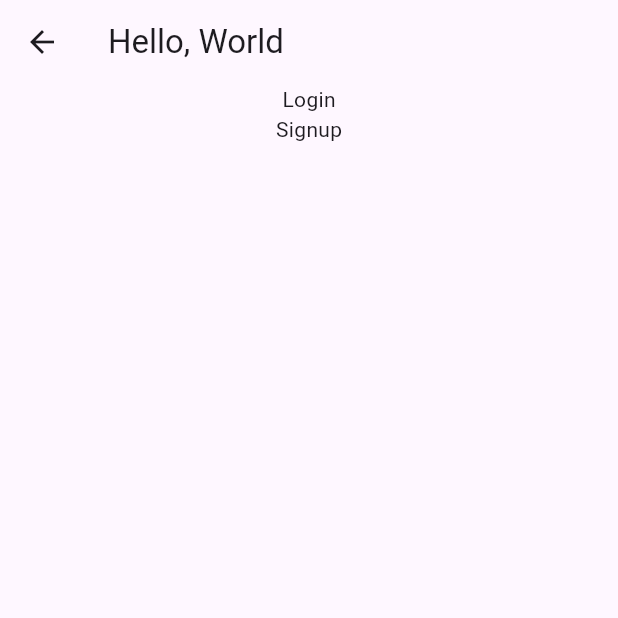
After one commit to mehmetyasaa/ProductController, a Flutter app: the LocalScreen screen opened by its route, on a phone screen of 412 x 824 dp, the top half of it. The commit adds this screen. Run offline on Flutter 3.47's test engine with Material 3 defaults, Android fonts, the phone set to English and light mode, and no system bars; our stand-ins replace auto_size_text, easy_localization, flutter_native_splash, flutter_slidable, get, google_fonts and 1 more; statements that could not run were skipped.

Commit message:
localization created

```diff
--- /dev/null
+++ b/assets/lang/en-US.json
@@ -0,0 +1,5 @@
+{
+    "Hello, World": "Hello, World",
+    "login": "Login",
+    "signup": "Signup"
+}
--- /dev/null
+++ b/assets/lang/tr-TR.json
@@ -0,0 +1,5 @@
+{
+    "Hello, World": "Merhaba, Dünya",
+    "login": "Giriş Yap",
+    "signup": "Üye Ol"
+}
--- /dev/null
+++ b/lib/core/init/extension/string_extensions.dart
@@ -0,0 +1,5 @@
+import 'package:easy_localization/easy_localization.dart';
+
+extension StringLocalization on String {
+  String get locale => this.tr();
+}
--- /dev/null
+++ b/lib/local.dart
@@ -0,0 +1,23 @@
+import 'package:easy_localization/easy_localization.dart';
+import 'package:flutter/material.dart';
+
+class LocalScreen extends StatelessWidget {
+  const LocalScreen({super.key});
+
+  @override
+  Widget build(BuildContext context) {
+    return Scaffold(
+      appBar: AppBar(
+        title: Text('Hello, World').tr(),
+      ),
+      body: Center(
+        child: Column(
+          children: [
+            Text('login').tr(),
+            Text('signup').tr(),
+          ],
+        ),
+      ),
+    );
+  }
+}
--- /dev/null
+++ b/lib/routes/routes.dart
@@ -0,0 +1,33 @@
+import 'package:get/get_navigation/get_navigation.dart';
+import 'package:get/get_navigation/src/routes/get_route.dart';
+import 'package:imtapp/local.dart';
+import 'package:imtapp/screens/homepage.dart';
+import 'package:imtapp/screens/login.dart';
+import 'package:imtapp/screens/signup.dart';
+
+class RoutesClass {
+  static String home = "/";
+  static String signup = "/signup";
+  static String login = "/login";
+  static String local = "/local";
+
+  static String getHomeRoute() => home;
+  static String getSignupRoute() => signup;
+  static String getLoginRoute() => login;
+  static String getLocalRoute() => local; //localizations deneme ekranı
+
+  static List<GetPage> routes = [
+    GetPage(name: home, page: () => HomePage()),
+    GetPage(name: local, page: () => LocalScreen()),
+    GetPage(
+        name: login,
+        page: () => LoginPage(),
+        transition: Transition.fade,
+        transitionDuration: Duration(seconds: 1)),
+    GetPage(
+        name: signup,
+        page: () => SignupPage(),
+        transition: Transition.fade,
+        transitionDuration: Duration(seconds: 1)),
+  ];
+}
--- a/lib/screens/signup.dart
+++ b/lib/screens/signup.dart
@@ -2,6 +2,7 @@
 import "package:flutter/material.dart";
 import 'package:get/route_manager.dart';
 import 'package:google_fonts/google_fonts.dart';
+import 'package:imtapp/routes/routes.dart';
 import 'package:imtapp/screens/login.dart';
 import 'package:imtapp/widgets/custom_button_widget.dart';
 import 'package:lottie/lottie.dart';
@@ -65,7 +66,7 @@ class SignupPage extends StatelessWidget {
                   const Text("Zaten üye misiniz?"),
                   TextButton(
                     onPressed: () {
-                      Get.to(LoginPage());
+                      Get.toNamed(RoutesClass.login);
                     },
                     child: const Text(
                       "Giriş Yap",
```
Also changed, not shown: lib/constants.dart (added, +12 -0 lines), lib/main.dart (+23 -5 lines), lib/screens/homepage.dart (+137 -59 lines), lib/screens/login.dart (+15 -6 lines), lib/text/locale_text.dart (added, +16 -0 lines), lib/widgets/custom_form_widget.dart (+4 -4 lines), pubspec.yaml (+6 -1 lines), pubspec.lock, 21 other files.
